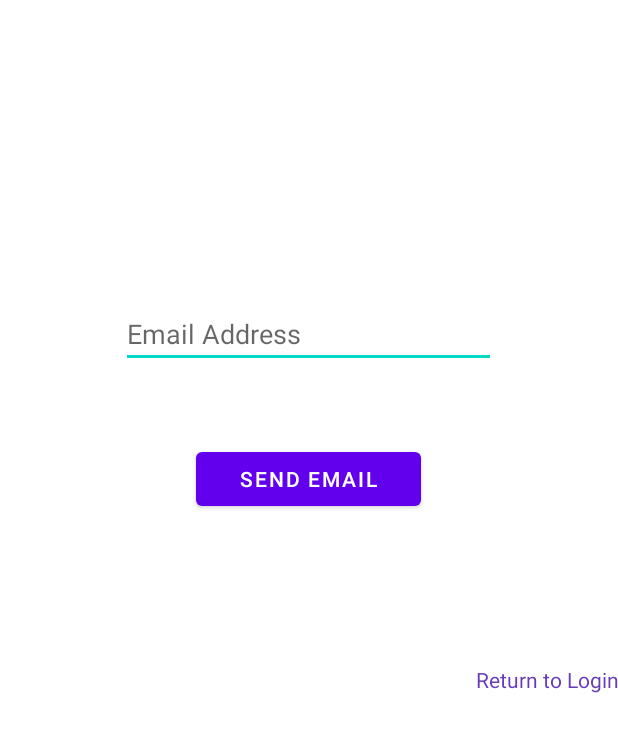
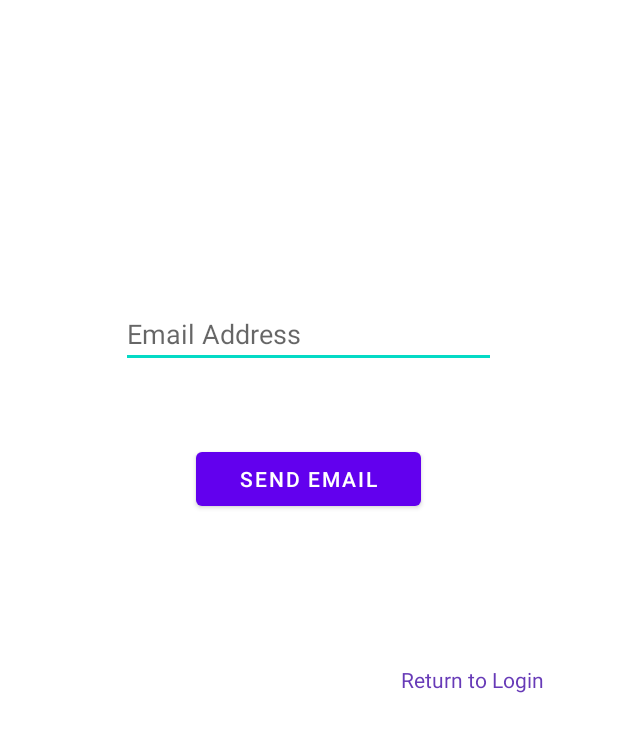
Before and after one commit to AlanTrawczynski/Jeva, an Android app: the layout activity_auth_forgotpassword.xml on its own in the app's theme, with its tools: preview values and no code run, on a phone screen of 412 x 824 dp. Shown: the top 732 px of the screen. Run offline under Robolectric (Android 15) with nearby library versions, the phone set to English and light mode, and no system bars.

Commit message:
Update activity_auth_forgotpassword.xml

```diff
--- a/app/src/main/res/layout/activity_auth_forgotpassword.xml
+++ b/app/src/main/res/layout/activity_auth_forgotpassword.xml
@@ -33,8 +33,10 @@
             android:id="@+id/forgotpwdLinkGoToLogin"
             android:layout_width="match_parent"
             android:layout_height="wrap_content"
+            android:layout_marginRight="50dp"
+            android:clickable="true"
             android:gravity="end"
-            android:linksClickable="true"
+            android:linksClickable="false"
             android:text="Return to Login"
             android:textColor="#673AB7"
             android:textColorHint="#673AB7"
```
